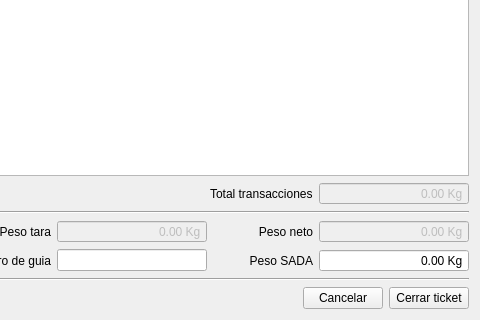
elshaka/Romano, file romano/ui/close_ticket.ui: the form before one commit; both pictures show x 620 to 1100 and y 210 to 530 of the 1100 by 530 pixel window.
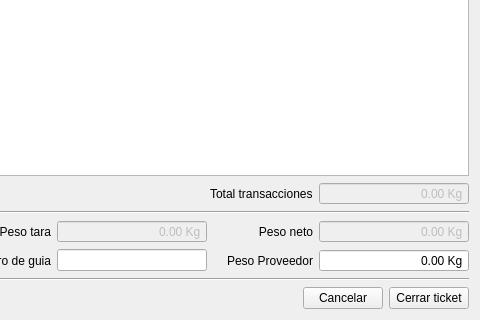
The form after the commit. Icons and pictures are not drawn.

Commit message: Removed provider weight range limitation. Removed SADA reference

Patch:
```diff
--- a/romano/ui/close_ticket.ui
+++ b/romano/ui/close_ticket.ui
@@ -602,7 +602,7 @@
          </size>
         </property>
         <property name="text">
-         <string>Peso SADA</string>
+         <string>Peso Proveedor</string>
         </property>
         <property name="alignment">
          <set>Qt::AlignRight|Qt::AlignTrailing|Qt::AlignVCenter</set>
```
The commit also changes 2 other files.
